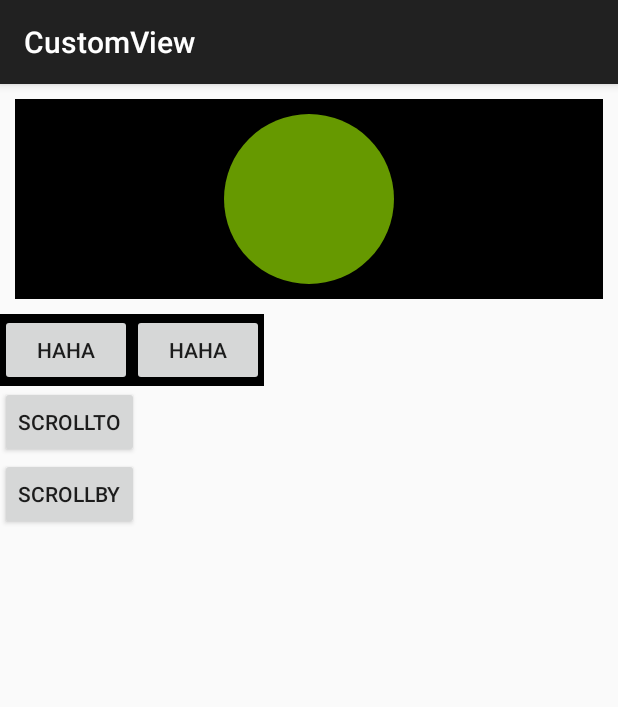
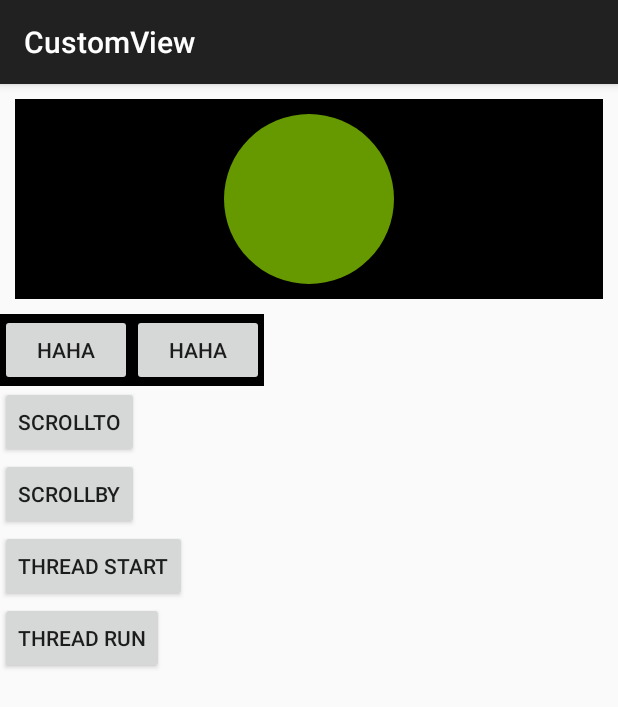
Before and after one commit to aptentity/AndroidDemo, an Android app: the CustomViewActivity screen opened directly, with no data from a screen before it, on a phone screen of 412 x 824 dp. Shown: the top 707 px of the screen. Run offline under Robolectric (Android 15) with nearby library versions, the phone set to English and light mode, and no system bars.

Commit message:
线程测试

```diff
--- a/app/src/main/res/layout/activity_custom_view.xml
+++ b/app/src/main/res/layout/activity_custom_view.xml
@@ -39,4 +39,18 @@
         android:layout_height="wrap_content"
         android:onClick="onClick"
         android:text="scrollBy"/>
+
+    <Button
+        android:layout_width="wrap_content"
+        android:layout_height="wrap_content"
+        android:text="Thread Start"
+        android:onClick="onClick"
+        android:id="@+id/btn_thread_start" />
+
+    <Button
+        android:layout_width="wrap_content"
+        android:layout_height="wrap_content"
+        android:text="Thread Run"
+        android:onClick="onClick"
+        android:id="@+id/btn_thread_run" />
 </LinearLayout>
```
Also changed, not shown: app/src/main/java/com/borg/mvp/view/CustomViewActivity.java (+19 -0 lines).
